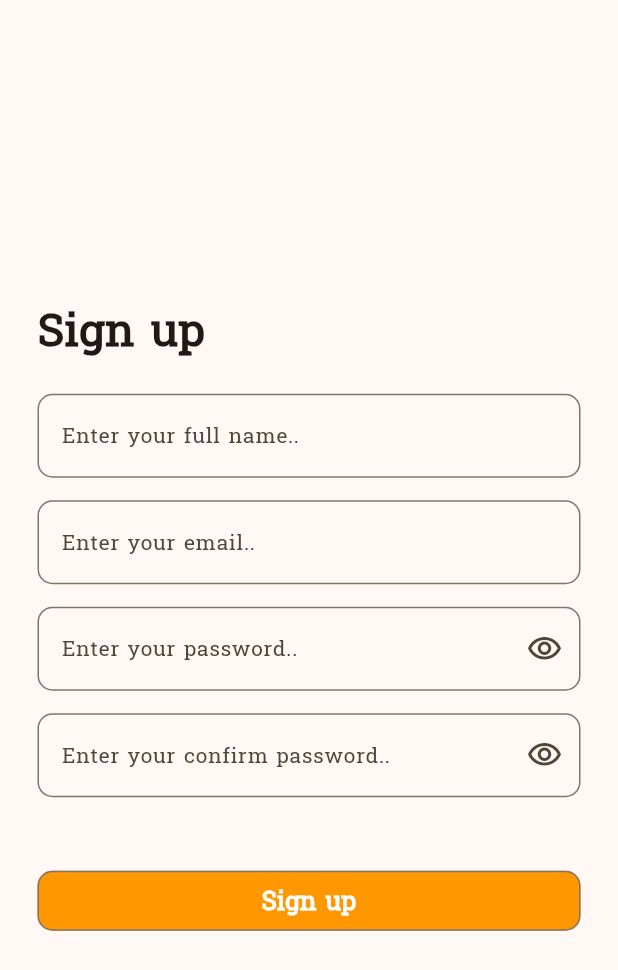
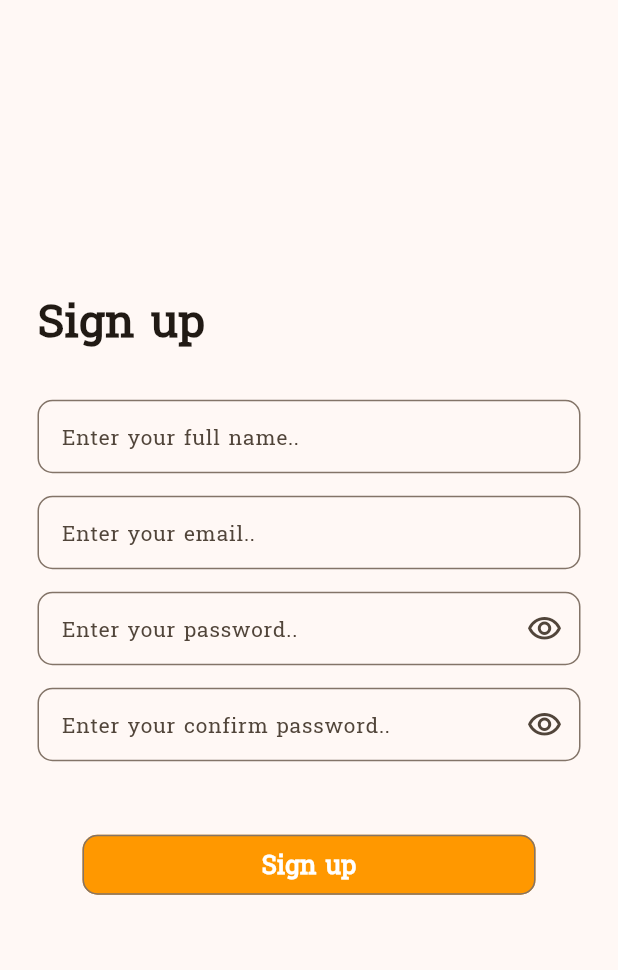
Before and after one commit to noura2tarek/shopping_app_interface, a Flutter app: the screen it shows after launch, on a phone screen of 412 x 824 dp. Shown: the top 970 px of the screen. Run offline on Flutter 3.47's test engine with Material 3 defaults, Android fonts, the light colour scheme and no system bars; our stand-ins replace flutter_animate.

Commit message:
Update animation

```diff
--- a/lib/screens/sign_up_page.dart
+++ b/lib/screens/sign_up_page.dart
@@ -26,14 +26,11 @@ class _SignUpPageState extends State<SignUpPage> {
   IconData passwordSuffix = Icons.visibility_outlined;
   IconData confirmPasswordSuffix = Icons.visibility_outlined;
   final _formKey = GlobalKey<FormState>();
-  bool _signUpVisibility = true;
+  //bool _signUpVisibility = true;
 
   @override
   Widget build(BuildContext context) {
-    return AnimatedOpacity(
-      opacity: _signUpVisibility ? 1.0 : 0.0,
-      duration: Duration(milliseconds: 600),
-      child: Scaffold(
+    return Scaffold(
       body: SafeArea(
         child: Padding(
           padding: const EdgeInsets.all(25.0),
@@ -52,7 +49,7 @@ class _SignUpPageState extends State<SignUpPage> {
                       ),
                     ),
                     const SizedBox(
-                        height: 20.0,
+                      height: 30.0,
                     ),
                     /*------------- Full Name Text Field -------------*/
                     CustomFromField(
@@ -126,7 +123,7 @@ class _SignUpPageState extends State<SignUpPage> {
                     ),
                     /*---------- Sign Up Button ----------*/
                     Padding(
-                        padding: const EdgeInsets.only(top: 30.0),
+                      padding: const EdgeInsets.all(30.0),
                       child: SizedBox(
                         width: double.infinity,
                         child: SignUpButton(
@@ -140,9 +137,9 @@ class _SignUpPageState extends State<SignUpPage> {
                                   return MyAlertDialog(
                                     onPressedCancel: () {
                                       Navigator.of(context).pop();
-                                        setState(() {
-                                          _signUpVisibility = false;
-                                        });
+                                      // setState(() {
+                                      //   _signUpVisibility = false;
+                                      // });
                                       /////////////////////////////////
                                       Navigator.pushReplacement(
                                         context,
@@ -155,7 +152,7 @@ class _SignUpPageState extends State<SignUpPage> {
                                                 // fade in
                                                 FadeEffect(
                                                   begin: 0.0,
-                                                    delay: Duration(milliseconds: 600),
+                                                  delay: Duration(milliseconds: 40),
                                                   duration: 600.ms,
                                                   curve: Curves.easeInOutSine,
                                                 ),
@@ -175,7 +172,6 @@ class _SignUpPageState extends State<SignUpPage> {
                       ),
                     )
                   ],
-                  ),
                 ),
               ),
             ),
--- a/lib/utils/app_strings.dart
+++ b/lib/utils/app_strings.dart
@@ -7,14 +7,14 @@ class AppStrings {
   static const String enterYourFullName = 'Enter your full name..';
   static const String pleaseEnterYourName = 'Please enter your name';
   static const String fullNameMustStart =
-      'The full name must start with a capital letter';
+      'The full name must start with a capital letter.';
   static const String enterYourEmail = 'Enter your email..';
   static const String pleaseEnterYourEmail = 'Please enter your email';
   static const String pleaseEnterValidEmail = 'Please enter valid email';
   static const String enterYourPassword = 'Enter your password..';
   static const String passwordsCannotBeEmpty = 'password can\'t be empty';
   static const String passwordsMustBeMore =
-      'password must be more than 6 characters';
+      'password must be more than 6 characters.';
   static const String enterYourConfirmPassword = 'Enter your confirm password..';
   static const String passwordsNotMatch = 'passwords don\'t match, try again';
   static const String accountCreatedSuccessfully = 'Account created successfully!';
--- a/lib/widgets/auth_widgets/custom_from_field.dart
+++ b/lib/widgets/auth_widgets/custom_from_field.dart
@@ -26,6 +26,8 @@ class CustomFromField extends StatelessWidget {
   Widget build(BuildContext context) {
     return Padding(
       padding: const EdgeInsets.only(bottom: 15.0),
+      child: SizedBox(
+        height: 49.0,
         child: TextFormField(
           controller: controller,
           keyboardType: keyboardType,
@@ -45,6 +47,7 @@ class CustomFromField extends StatelessWidget {
           ),
           validator: validator,
         ),
+      ),
     );
   }
 }
```
Lines whose indentation alone changed are shown as unchanged.
